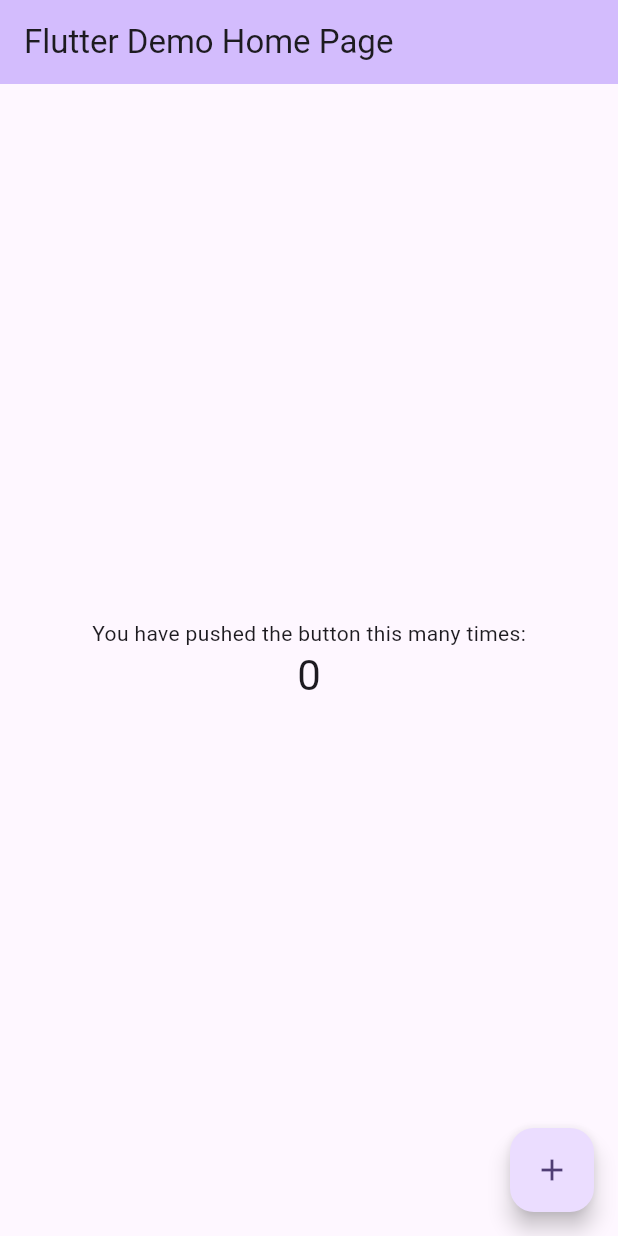
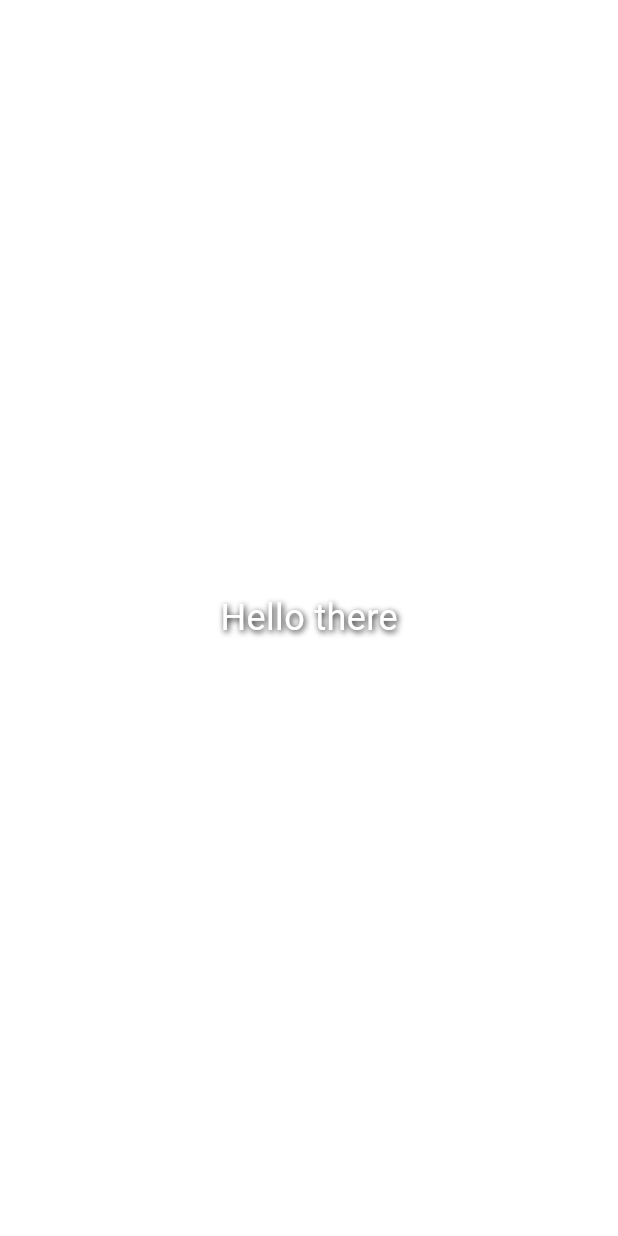
Before and after one commit to xJac0b/Solid-Software-Recruitment-Task, a Flutter app: the screen it shows after launch, on a phone screen of 412 x 824 dp. Run offline on Flutter 3.47's test engine with Material 3 defaults, Android fonts, the phone set to English and light mode, and no system bars.

Commit message:
feat: implement random color changer app

```diff
--- /dev/null
+++ b/lib/app.dart
@@ -0,0 +1,23 @@
+import 'package:flutter/material.dart';
+import 'package:solid_software_recruitment_task/features/color_notifier.dart';
+import 'package:solid_software_recruitment_task/features/color_page.dart';
+import 'package:solid_software_recruitment_task/features/color_provider.dart';
+
+/// This is the main entry point of the application.
+class App extends StatelessWidget {
+  static const _initialColor = Colors.white;
+
+  /// Creates an instance of the [App] class.
+  const App({super.key});
+
+  @override
+  Widget build(BuildContext context) {
+    return MaterialApp(
+      title: 'Solid Software Recruitment Task',
+      home: ColorProvider(
+        notifier: ColorNotifier(_initialColor),
+        child: const ColorPage(),
+      ),
+    );
+  }
+}
--- /dev/null
+++ b/lib/features/color_notifier.dart
@@ -0,0 +1,34 @@
+import 'dart:math';
+
+import 'package:flutter/material.dart';
+
+/// This class is a [ValueNotifier] that holds a color value.
+class ColorNotifier extends ValueNotifier<Color> {
+  /// The alpha value of the color fully visible
+  static const _alpha = 255;
+
+  /// The number of colors that can be generated.
+  static const _colorsNumber = 256;
+
+  /// The color value of the [ColorNotifier].
+  Color get color => value;
+
+  /// Creates an instance of the [ColorNotifier] class.
+  ColorNotifier(super.color);
+
+  /// Changes the color to a random color.
+  void changeColor() {
+    value = generateColor();
+  }
+
+  /// Generates a random color.
+  Color generateColor() {
+    final Random random = Random();
+
+    final red = random.nextInt(_colorsNumber);
+    final green = random.nextInt(_colorsNumber);
+    final blue = random.nextInt(_colorsNumber);
+
+    return Color.fromARGB(_alpha, red, green, blue);
+  }
+}
--- /dev/null
+++ b/lib/features/color_page.dart
@@ -0,0 +1,29 @@
+import 'package:flutter/material.dart';
+import 'package:solid_software_recruitment_task/features/color_provider.dart';
+import 'package:solid_software_recruitment_task/styles/app_typography.dart';
+
+/// Page with a background color that changes on tap and a centered title.
+class ColorPage extends StatelessWidget {
+  /// The text that will be displayed in the center of the screen.
+  static const title = 'Hello there';
+
+  /// Creates an instance of the [ColorPage] class.
+  const ColorPage({super.key});
+
+  @override
+  Widget build(BuildContext context) {
+    final colorProvider = ColorProvider.of(context);
+
+    return Scaffold(
+      body: InkWell(
+        splashFactory: NoSplash.splashFactory,
+        highlightColor: Colors.transparent,
+        onTap: colorProvider.changeColor,
+        child: ColoredBox(
+          color: colorProvider.color,
+          child: const Center(child: Text(title, style: AppTypography.title)),
+        ),
+      ),
+    );
+  }
+}
--- /dev/null
+++ b/lib/features/color_provider.dart
@@ -0,0 +1,28 @@
+import 'package:flutter/material.dart';
+import 'package:solid_software_recruitment_task/features/color_notifier.dart';
+
+/// This class provides a way to access the [ColorNotifier] from the widget tree
+class ColorProvider extends InheritedNotifier<ColorNotifier> {
+  /// Creates an instance of the [ColorProvider] class.
+  const ColorProvider({
+    required ColorNotifier super.notifier,
+    required super.child,
+    super.key,
+  });
+
+  /// This method allows you to access the [ColorNotifier] from the widget tree.
+  static ColorNotifier of(BuildContext context) {
+    final provider =
+        context.dependOnInheritedWidgetOfExactType<ColorProvider>();
+    if (provider == null) {
+      throw FlutterError('No ColorProvider found in context');
+    }
+
+    final notifier = provider.notifier;
+    if (notifier == null) {
+      throw FlutterError("ColorProvider's notifier is null");
+    }
+
+    return notifier;
+  }
+}
--- a/lib/main.dart
+++ b/lib/main.dart
@@ -1,122 +1,6 @@
 import 'package:flutter/material.dart';
+import 'package:solid_software_recruitment_task/app.dart';
 
 void main() {
-  runApp(const MyApp());
+  runApp(const App());
 }
-
-class MyApp extends StatelessWidget {
-  const MyApp({super.key});
-
-  // This widget is the root of your application.
-  @override
-  Widget build(BuildContext context) {
-    return MaterialApp(
-      title: 'Flutter Demo',
-      theme: ThemeData(
-        // This is the theme of your application.
-        //
-        // TRY THIS: Try running your application with "flutter run". You'll see
-        // the application has a purple toolbar. Then, without quitting the app,
-        // try changing the seedColor in the colorScheme below to Colors.green
-        // and then invoke "hot reload" (save your changes or press the "hot
-        // reload" button in a Flutter-supported IDE, or press "r" if you used
-        // the command line to start the app).
-        //
-        // Notice that the counter didn't reset back to zero; the application
-        // state is not lost during the reload. To reset the state, use hot
-        // restart instead.
-        //
-        // This works for code too, not just values: Most code changes can be
-        // tested with just a hot reload.
-        colorScheme: ColorScheme.fromSeed(seedColor: Colors.deepPurple),
-      ),
-      home: const MyHomePage(title: 'Flutter Demo Home Page'),
-    );
-  }
-}
-
-class MyHomePage extends StatefulWidget {
-  const MyHomePage({super.key, required this.title});
-
-  // This widget is the home page of your application. It is stateful, meaning
-  // that it has a State object (defined below) that contains fields that affect
-  // how it looks.
-
-  // This class is the configuration for the state. It holds the values (in this
-  // case the title) provided by the parent (in this case the App widget) and
-  // used by the build method of the State. Fields in a Widget subclass are
-  // always marked "final".
-
-  final String title;
-
-  @override
-  State<MyHomePage> createState() => _MyHomePageState();
-}
-
-class _MyHomePageState extends State<MyHomePage> {
-  int _counter = 0;
-
-  void _incrementCounter() {
-    setState(() {
-      // This call to setState tells the Flutter framework that something has
-      // changed in this State, which causes it to rerun the build method below
-      // so that the display can reflect the updated values. If we changed
-      // _counter without calling setState(), then the build method would not be
-      // called again, and so nothing would appear to happen.
-      _counter++;
-    });
-  }
-
-  @override
-  Widget build(BuildContext context) {
-    // This method is rerun every time setState is called, for instance as done
-    // by the _incrementCounter method above.
-    //
-    // The Flutter framework has been optimized to make rerunning build methods
-    // fast, so that you can just rebuild anything that needs updating rather
-    // than having to individually change instances of widgets.
-    return Scaffold(
-      appBar: AppBar(
-        // TRY THIS: Try changing the color here to a specific color (to
-        // Colors.amber, perhaps?) and trigger a hot reload to see the AppBar
-        // change color while the other colors stay the same.
-        backgroundColor: Theme.of(context).colorScheme.inversePrimary,
-        // Here we take the value from the MyHomePage object that was created by
-        // the App.build method, and use it to set our appbar title.
-        title: Text(widget.title),
-      ),
-      body: Center(
-        // Center is a layout widget. It takes a single child and positions it
-        // in the middle of the parent.
-        child: Column(
-          // Column is also a layout widget. It takes a list of children and
-          // arranges them vertically. By default, it sizes itself to fit its
-          // children horizontally, and tries to be as tall as its parent.
-          //
-          // Column has various properties to control how it sizes itself and
-          // how it positions its children. Here we use mainAxisAlignment to
-          // center the children vertically; the main axis here is the vertical
-          // axis because Columns are vertical (the cross axis would be
-          // horizontal).
-          //
-          // TRY THIS: Invoke "debug painting" (choose the "Toggle Debug Paint"
-          // action in the IDE, or press "p" in the console), to see the
-          // wireframe for each widget.
-          mainAxisAlignment: MainAxisAlignment.center,
-          children: <Widget>[
-            const Text('You have pushed the button this many times:'),
-            Text(
-              '$_counter',
-              style: Theme.of(context).textTheme.headlineMedium,
-            ),
-          ],
-        ),
-      ),
-      floatingActionButton: FloatingActionButton(
-        onPressed: _incrementCounter,
-        tooltip: 'Increment',
-        child: const Icon(Icons.add),
-      ), // This trailing comma makes auto-formatting nicer for build methods.
-    );
-  }
-}
--- /dev/null
+++ b/lib/styles/app_typography.dart
@@ -0,0 +1,11 @@
+import 'package:flutter/material.dart';
+
+/// This class defines the typography styles used in the application.
+abstract class AppTypography {
+  /// The text style for the title.
+  static const TextStyle title = TextStyle(
+    fontSize: 24,
+    color: Colors.white,
+    shadows: [Shadow(offset: Offset(1, 1), blurRadius: 5)],
+  );
+}
```
Also changed, not shown: pubspec.yaml (+7 -71 lines).
